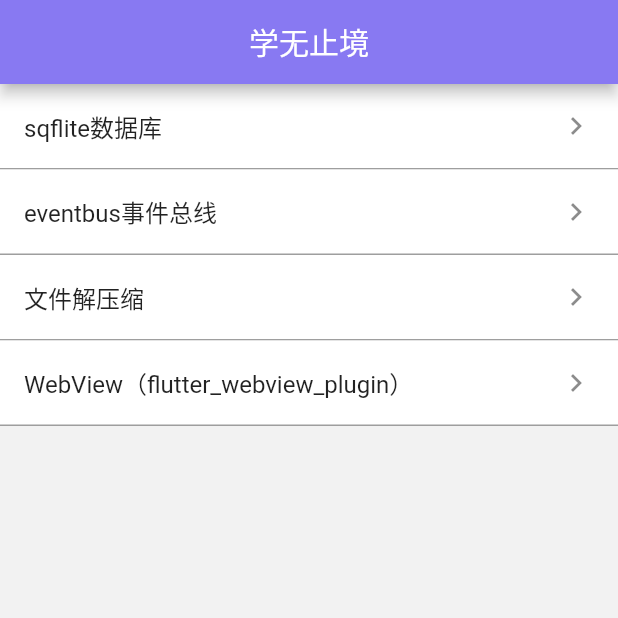
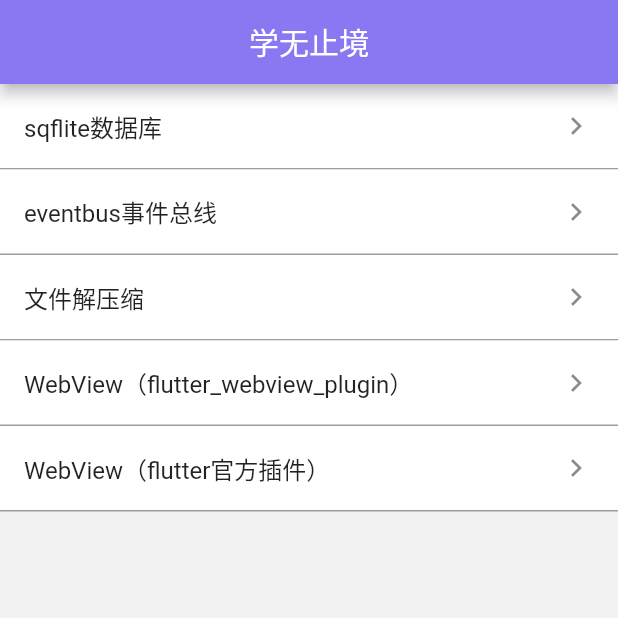
Before and after one commit to ChessLuo/flutter_study_app, a Flutter app: the screen it shows after launch, on a phone screen of 412 x 824 dp, the top half of it. Run offline on Flutter 3.47's test engine with Material 2 defaults, Android fonts, the light colour scheme and no system bars; our stand-ins replace event_bus, fluttertoast, permission_handler, shared_preferences, sqflite, webview_flutter; missing offline and left inert: flutter_webview_plugin; accounts and stored records are empty.

Commit message:
add flutter_webview

```diff
--- a/lib/ui/pages/home_page.dart
+++ b/lib/ui/pages/home_page.dart
@@ -1,6 +1,7 @@
 import 'package:flutter/material.dart';
 import 'package:flutter_study_app/common/constant.dart';
-import 'package:flutter_study_app/ui/demo/webview_demo.dart';
+import 'package:flutter_study_app/ui/demo/flutter_webview_demo.dart';
+import 'package:flutter_study_app/ui/demo/webview_plugin_demo.dart';
 
 class MyHomePage extends StatefulWidget {
   @override
@@ -8,6 +9,14 @@ class MyHomePage extends StatefulWidget {
 }
 
 class _MyHomePageState extends State<MyHomePage> {
+
+  List itemTitles = [
+    'sqflite数据库',
+    'eventbus事件总线',
+    '文件解压缩',
+    'WebView（flutter_webview_plugin）',
+    'WebView（flutter官方插件）',
+  ];
 
   @override
   Widget build(BuildContext context) {
@@ -26,7 +35,7 @@ class _MyHomePageState extends State<MyHomePage> {
                 border: BorderDirectional(bottom: BorderSide(color: Colors.grey))
               ),
               child: ListTile(
-                title: Text("sqflite数据库"),
+                title: Text(itemTitles[0]),
                 trailing: Icon(Icons.keyboard_arrow_right),
                 onTap: (){
                   Navigator.of(context).pushNamed(Constant.SQFLITE_ROUTE);
@@ -39,7 +48,7 @@ class _MyHomePageState extends State<MyHomePage> {
                   border: BorderDirectional(bottom: BorderSide(color: Colors.grey))
               ),
               child: ListTile(
-                title: Text("eventbus事件总线"),
+                title: Text(itemTitles[1]),
                 trailing: Icon(Icons.keyboard_arrow_right),
                 onTap: (){
                   Navigator.of(context).pushNamed(Constant.EVENTBUS_ROUTE);
@@ -52,7 +61,7 @@ class _MyHomePageState extends State<MyHomePage> {
                   border: BorderDirectional(bottom: BorderSide(color: Colors.grey))
               ),
               child: ListTile(
-                title: Text("文件解压缩"),
+                title: Text(itemTitles[2]),
                 trailing: Icon(Icons.keyboard_arrow_right),
                 onTap: (){
                   Navigator.of(context).pushNamed(Constant.FILE_ZIP_ROUTE);
@@ -65,12 +74,27 @@ class _MyHomePageState extends State<MyHomePage> {
                   border: BorderDirectional(bottom: BorderSide(color: Colors.grey))
               ),
               child: ListTile(
-                title: Text("WebView（flutter_webview_plugin）"),
+                title: Text(itemTitles[3]),
                 trailing: Icon(Icons.keyboard_arrow_right),
                 onTap: (){
                   Navigator.push(context,
                       MaterialPageRoute(builder: (BuildContext context) =>
-                          WebView(url: "https://github.com/ChessLuo",title: "程序猿在广东",)));
+                          WebViewPlgin(url: "https://github.com/ChessLuo",title: "flutter_webview_plugin",)));
+                },
+              ),
+            ),
+            Container(
+              decoration: BoxDecoration(
+                  color: Colors.white,
+                  border: BorderDirectional(bottom: BorderSide(color: Colors.grey))
+              ),
+              child: ListTile(
+                title: Text(itemTitles[4]),
+                trailing: Icon(Icons.keyboard_arrow_right),
+                onTap: (){
+                  Navigator.push(context,
+                      MaterialPageRoute(builder: (BuildContext context) =>
+                          FlutterWebView(url: "https://github.com/ChessLuo",barTitle: "flutter_webview",)));
                 },
               ),
             ),
--- a/pubspec.yaml
+++ b/pubspec.yaml
@@ -44,6 +44,9 @@ dependencies:
 #  flutter_webview_plugin:
 #      git:
 #      url: git://github.com/ChessLuo/flutter_webview_plugin.git
+
+  #flutter官方webview
+  webview_flutter: ^0.3.9+1
 
 dev_dependencies:
   flutter_test:
```
Also changed, not shown: lib/ui/demo/flutter_webview_demo.dart (added, +124 -0 lines), lib/ui/demo/webview_plugin_demo.dart (renamed from lib/ui/demo/webview_demo.dart, +4 -4 lines), pubspec.lock, 2 other files.
